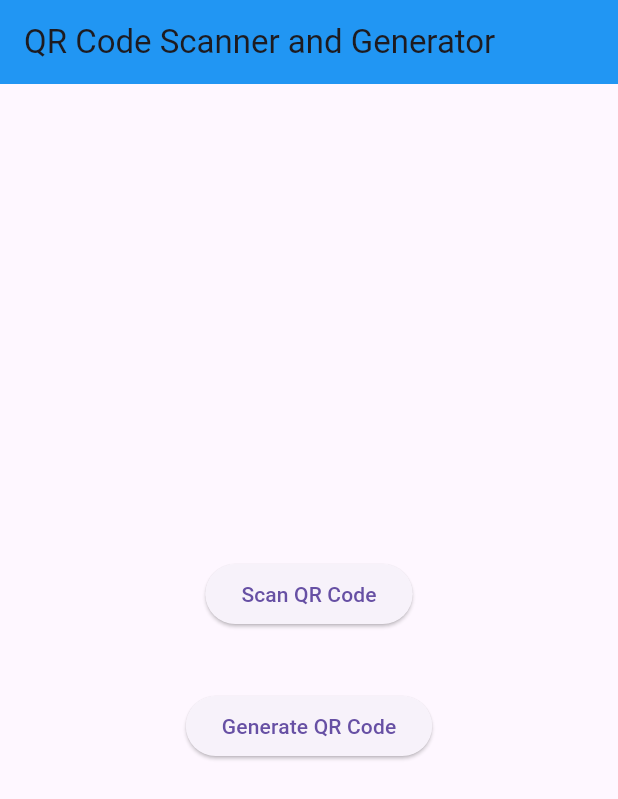
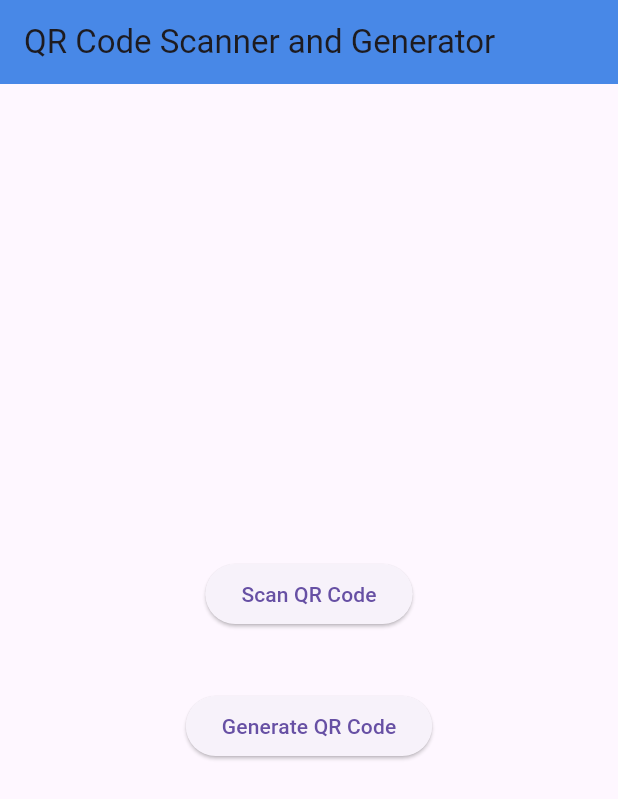
Before and after one commit to Karthiktelagi/QR-code, a Flutter app: the screen it shows after launch, on a phone screen of 412 x 824 dp. Shown: the top 799 px of the screen. Run offline on Flutter 3.47's test engine with Material 3 defaults, Android fonts, the phone set to English and light mode, and no system bars; our stand-ins replace qr_flutter; missing offline and left inert: flutter_barcode_scanner.

Commit message:
cleared warnings

```diff
--- a/qr_code_generator/lib/main.dart
+++ b/qr_code_generator/lib/main.dart
@@ -12,7 +12,7 @@ class MyApp extends StatelessWidget {
   // This widget is the root of your application.
   @override
   Widget build(BuildContext context) {
-    return MaterialApp(
+    return const MaterialApp(
       title: 'QR Code Scanner and Generator',
       debugShowCheckedModeBanner: false,
       home: Homepage(),
@@ -32,8 +32,8 @@ class _HomepageState extends State<Homepage> {
   Widget build(BuildContext context) {
     return Scaffold(
       appBar: AppBar(
-        title: Text('QR Code Scanner and Generator'),
-        backgroundColor: Colors.blue,
+        title: const  Text('QR Code Scanner and Generator'),
+        backgroundColor: const Color.fromARGB(255, 72, 136, 231),
       ),
       body: Center(
         child: Column(
@@ -43,21 +43,21 @@ class _HomepageState extends State<Homepage> {
                 onPressed: () {
                   setState(() {
                     Navigator.of(context).push(
-                        MaterialPageRoute(builder: (context) => ScanQRcode()));
+                        MaterialPageRoute(builder: (context) =>const  ScanQRcode()));
                   });
                 },
-                child: Text('Scan QR Code')),
-            SizedBox(
+                child: const Text('Scan QR Code')),
+            const SizedBox(
               height: 40,
             ),
             ElevatedButton(
                 onPressed: () {
                   setState(() {
                     Navigator.of(context).push(MaterialPageRoute(
-                        builder: (context) => GenerateQRCode()));
+                        builder: (context) => const GenerateQRCode()));
                   });
                 },
-                child: Text('Generate QR Code'))
+                child: const Text('Generate QR Code'))
           ],
         ),
       ),
```
Also changed, not shown: qr_code_generator/lib/generate_qr_code.dart (+6 -6 lines), qr_code_generator/lib/scan_qr_code.dart (+7 -7 lines).
